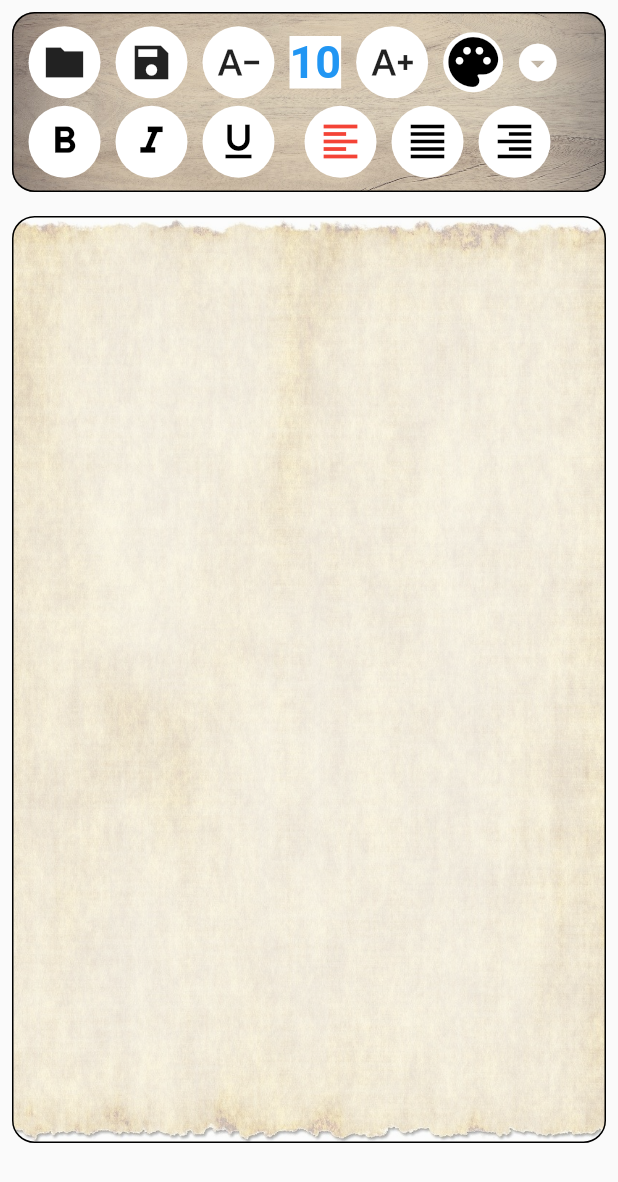
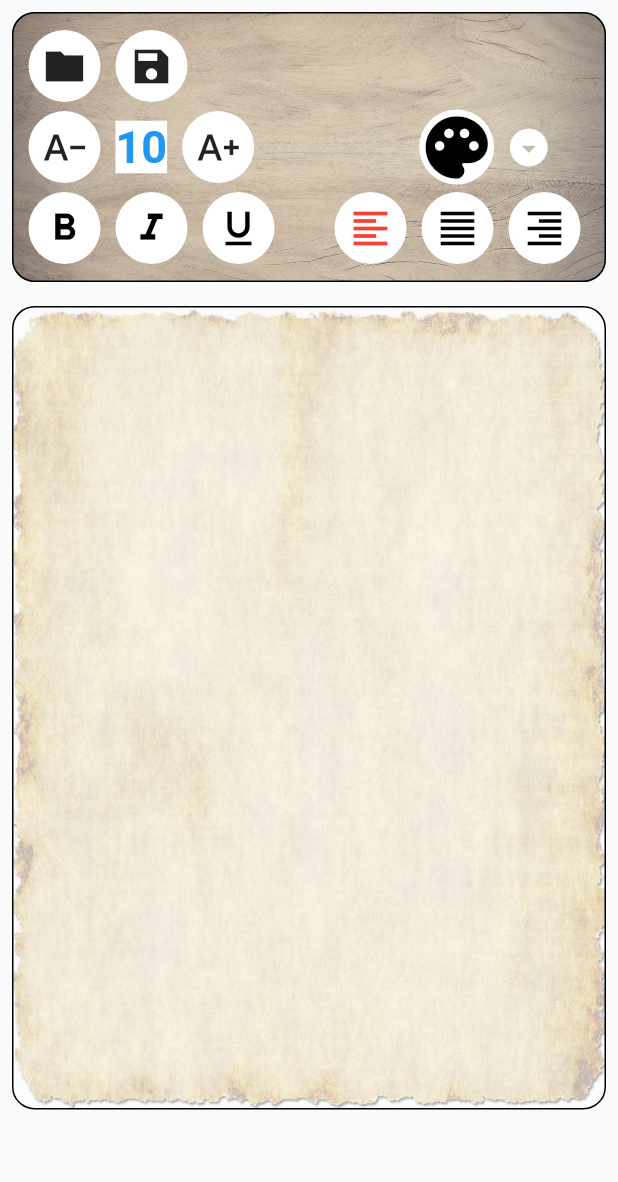
Before and after one commit to miyigun/notebook2, a Flutter app: the screen it shows after launch, on a phone screen of 412 x 824 dp. Shown: the top 1182 px of the screen. Run offline on Flutter 3.47's test engine with Material 2 defaults, Android fonts, the phone set to English and light mode, and no system bars; our stand-ins replace flutter_riverpod.

Commit message:
Commit 10

```diff
--- a/lib/view/console.dart
+++ b/lib/view/console.dart
@@ -14,7 +14,7 @@ class Console extends ConsumerWidget {
       padding: const EdgeInsets.all(8.0),
       child: Container(
         width: MediaQuery.of(context).size.width * 0.8,
-        height: 120,
+        height: 180,
         decoration: BoxDecoration(
           image: const DecorationImage(
             image: AssetImage("assets/images/wood_floor.jpg"),
@@ -29,6 +29,9 @@ class Console extends ConsumerWidget {
         child: Column(
           mainAxisAlignment: MainAxisAlignment.center,
           children: [
+            const SizedBox(
+              height: 5,
+            ),
             Row(
               //mainAxisSize: MainAxisSize.min,
               mainAxisAlignment: MainAxisAlignment.start,
@@ -61,6 +64,16 @@ class Console extends ConsumerWidget {
                       iconSize: 30,
                       onPressed: () {},
                     )),
+              ],
+            ),
+            const SizedBox(
+              height: 5,
+            ),
+            Row(
+              //mainAxisSize: MainAxisSize.min,
+              mainAxisAlignment: MainAxisAlignment.start,
+              children: [
+
                 const SizedBox(width: 10),
                 Container(
                     decoration: const ShapeDecoration(
@@ -103,7 +116,7 @@ class Console extends ConsumerWidget {
                       iconSize: 30,
                       onPressed: () => watch.fontIncrease(),
                     )),
-                const SizedBox(width: 10),
+                const SizedBox(width: 110),
                 Container(
                   decoration: const ShapeDecoration(
                     color: Colors.white,
@@ -111,7 +124,7 @@ class Console extends ConsumerWidget {
                   ),
                   child: Icon(
                     Icons.palette_sharp,
-                      size: 40,
+                    size: 50,
                     color: watch.fontColor,
                   ),),
                 SizedBox(
@@ -229,7 +242,7 @@ class Console extends ConsumerWidget {
                         read.changeIsUnderline();
                       },
                     )),
-                const SizedBox(width: 20),
+                const SizedBox(width: 40),
                 Container(
                     decoration: const ShapeDecoration(
                       color: Colors.white,
@@ -278,7 +291,12 @@ class Console extends ConsumerWidget {
                       },
                     )),
               ],
-            )
+            ),
+            const SizedBox(
+              height: 5,
+            ),
+
+
           ],
         ),
       ),
--- a/lib/view/page_screen.dart
+++ b/lib/view/page_screen.dart
@@ -13,7 +13,7 @@ class PageScreen extends ConsumerWidget {
       padding: const EdgeInsets.all(8.0),
       child: Container(
         width: MediaQuery.of(context).size.width * 0.8,
-        height: MediaQuery.of(context).size.height * 0.75,
+        height: MediaQuery.of(context).size.height * 0.65,
         decoration: BoxDecoration(
           image: const DecorationImage(
             opacity: 0.4,
```
Lines whose indentation alone changed are shown as unchanged.
